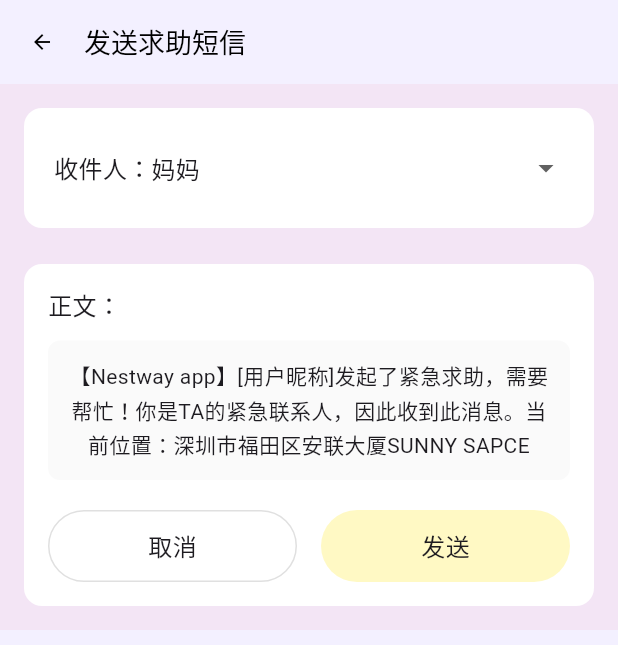
After one commit to xixixiFan/NestWay, a Flutter app: the SosPage screen opened by its route, after a tap on "共享位置给联系人", on a phone screen of 412 x 824 dp. The commit adds this screen. Shown: the top 645 px of the screen. Run offline on Flutter 3.47's test engine with Material 3 defaults, Android fonts, the phone set to English and light mode, and no system bars; our stand-ins replace video_player.

Commit message:
feat: 实现SOS功能模块
- 添加SOS红色按钮长按3秒触发110拨号功能
- 添加长按进度显示（圆形进度条和百分比）
- 添加确认对话框防止误触
- 实现拨号盘打开功能
- 添加发送求助消息页面
- 添加模拟通话对话框
- 优化页面导航逻辑
- 更新路由配置

```diff
--- /dev/null
+++ b/lib/pages/sos/send_sos_message_page.dart
@@ -0,0 +1,311 @@
+import 'package:flutter/material.dart';
+import '../../services/sos_service.dart';
+import '../../routes/app_routes.dart';
+
+class SendSosMessagePage extends StatefulWidget {
+  const SendSosMessagePage({super.key});
+
+  @override
+  State<SendSosMessagePage> createState() => _SendSosMessagePageState();
+}
+
+class _SendSosMessagePageState extends State<SendSosMessagePage> {
+  final SosService _sosService = SosService();
+  List<Map<String, dynamic>> _contacts = [];
+  int _selectedContactIndex = 0;
+  bool _isSending = false;
+
+  @override
+  void initState() {
+    super.initState();
+    _loadContacts();
+  }
+
+  void _loadContacts() {
+    _contacts = _sosService.getEmergencyContacts();
+    if (_contacts.isEmpty) {
+      _contacts = [
+        {'name': '紧急联系人1', 'phone': '13900000000'}
+      ];
+    }
+    setState(() {});
+  }
+
+  String _generateMessage() {
+    const nickname = '用户昵称';
+    const location = '深圳市福田区安联大厦SUNNY SAPCE';
+    return '【Nestway app】[$nickname]发起了紧急求助，需要帮忙！你是TA的紧急联系人，因此收到此消息。当前位置：$location';
+  }
+
+  Future<void> _sendMessage() async {
+    if (_isSending) return;
+
+    setState(() {
+      _isSending = true;
+    });
+
+    try {
+      await Future.delayed(const Duration(milliseconds: 800));
+
+      if (mounted) {
+        await _showSuccessDialog();
+        Navigator.pushNamedAndRemoveUntil(
+          context,
+          AppRoutes.sos,
+          (route) => false,
+        );
+      }
+    } catch (e) {
+      if (mounted) {
+        ScaffoldMessenger.of(context).showSnackBar(
+          const SnackBar(
+            content: Text('发送失败，请重试'),
+            backgroundColor: Colors.red,
+            duration: Duration(seconds: 2),
+          ),
+        );
+      }
+    } finally {
+      setState(() {
+        _isSending = false;
+      });
+    }
+  }
+
+  Future<void> _showSuccessDialog() async {
+    return showDialog(
+      context: context,
+      barrierDismissible: false,
+      builder: (BuildContext context) {
+        Future.delayed(const Duration(seconds: 2), () {
+          Navigator.of(context).pop();
+        });
+        return Dialog(
+          shape: RoundedRectangleBorder(
+            borderRadius: BorderRadius.circular(16),
+          ),
+          child: Container(
+            padding: const EdgeInsets.all(32),
+            child: Column(
+              mainAxisSize: MainAxisSize.min,
+              children: [
+                Container(
+                  width: 70,
+                  height: 70,
+                  decoration: BoxDecoration(
+                    color: const Color(0xFF4CAF50),
+                    shape: BoxShape.circle,
+                  ),
+                  child: const Icon(
+                    Icons.check,
+                    size: 40,
+                    color: Colors.white,
+                  ),
+                ),
+                const SizedBox(height: 20),
+                const Text(
+                  '发送成功！',
+                  style: TextStyle(
+                    fontSize: 28,
+                    fontWeight: FontWeight.bold,
+                  ),
+                ),
+              ],
+            ),
+          ),
+        );
+      },
+    );
+  }
+
+  void _cancel() {
+    Navigator.pop(context);
+  }
+
+  @override
+  Widget build(BuildContext context) {
+    return Scaffold(
+      appBar: AppBar(
+        leading: IconButton(
+          icon: const Icon(Icons.arrow_back, size: 16),
+          onPressed: _cancel,
+        ),
+        title: const Align(
+          alignment: Alignment.centerLeft,
+          child: Text(
+            '发送求助短信',
+            style: TextStyle(
+              fontSize: 18,
+              fontWeight: FontWeight.w400,
+            ),
+          ),
+        ),
+        centerTitle: false,
+        backgroundColor: Colors.transparent,
+        elevation: 0,
+        titleSpacing: 0,
+      ),
+      body: Container(
+        color: const Color(0xFFF3E5F5),
+        child: SafeArea(
+          child: SingleChildScrollView(
+            padding: const EdgeInsets.all(16),
+            child: Column(
+              children: [
+                Container(
+                  margin: const EdgeInsets.only(bottom: 24),
+                  decoration: BoxDecoration(
+                    color: Colors.white,
+                    borderRadius: BorderRadius.circular(12),
+                  ),
+                  padding: const EdgeInsets.symmetric(horizontal: 20, vertical: 16),
+                  child: Row(
+                    mainAxisAlignment: MainAxisAlignment.spaceBetween,
+                    children: [
+                      const Text(
+                        '收件人：',
+                        style: TextStyle(
+                          fontSize: 16,
+                          fontWeight: FontWeight.w500,
+                        ),
+                      ),
+                      Expanded(
+                        child: DropdownButtonHideUnderline(
+                          child: DropdownButton<String>(
+                            value: _contacts.isNotEmpty
+                                ? _contacts[_selectedContactIndex]['name']
+                                : '紧急联系人1',
+                            isExpanded: true,
+                            alignment: Alignment.centerRight,
+                            icon: const Icon(Icons.arrow_drop_down, size: 24),
+                            items: _contacts.map((contact) {
+                              return DropdownMenuItem<String>(
+                                value: contact['name'],
+                                child: Text(
+                                  contact['name'],
+                                  style: const TextStyle(fontSize: 16),
+                                ),
+                              );
+                            }).toList(),
+                            onChanged: (String? newValue) {
+                              setState(() {
+                                _selectedContactIndex = _contacts.indexWhere(
+                                  (c) => c['name'] == newValue,
+                                );
+                                if (_selectedContactIndex < 0) {
+                                  _selectedContactIndex = 0;
+                                }
+                              });
+                            },
+                          ),
+                        ),
+                      ),
+                    ],
+                  ),
+                ),
+                Container(
+                  decoration: BoxDecoration(
+                    color: Colors.white,
+                    borderRadius: BorderRadius.circular(12),
+                  ),
+                  padding: const EdgeInsets.all(16),
+                  child: Column(
+                    crossAxisAlignment: CrossAxisAlignment.start,
+                    children: [
+                      const Text(
+                        '正文：',
+                        style: TextStyle(
+                          fontSize: 16,
+                          fontWeight: FontWeight.w500,
+                        ),
+                      ),
+                      const SizedBox(height: 12),
+                      Container(
+                        padding: const EdgeInsets.all(12),
+                        decoration: BoxDecoration(
+                          color: const Color(0xFFFAFAFA),
+                          borderRadius: BorderRadius.circular(8),
+                        ),
+                        child: Text(
+                          _generateMessage(),
+                          style: const TextStyle(
+                            fontSize: 14,
+                            height: 1.6,
+                          ),
+                          textAlign: TextAlign.center,
+                        ),
+                      ),
+                      const SizedBox(height: 20),
+                      Row(
+                        children: [
+                          Expanded(
+                            child: InkWell(
+                              onTap: _cancel,
+                              borderRadius: BorderRadius.circular(24),
+                              child: Container(
+                                height: 48,
+                                decoration: BoxDecoration(
+                                  color: Colors.white,
+                                  borderRadius: BorderRadius.circular(24),
+                                  border: Border.all(
+                                    color: Colors.grey[300]!,
+                                    width: 1,
+                                  ),
+                                ),
+                                child: const Center(
+                                  child: Text(
+                                    '取消',
+                                    style: TextStyle(
+                                      fontSize: 16,
+                                      fontWeight: FontWeight.w500,
+                                    ),
+                                  ),
+                                ),
+                              ),
+                            ),
+                          ),
+                          const SizedBox(width: 16),
+                          Expanded(
+                            child: InkWell(
+                              onTap: _sendMessage,
+                              borderRadius: BorderRadius.circular(24),
+                              child: Container(
+                                height: 48,
+                                decoration: BoxDecoration(
+                                  color: const Color(0xFFFFF9C4),
+                                  borderRadius: BorderRadius.circular(24),
+                                ),
+                                child: Center(
+                                  child: _isSending
+                                      ? const SizedBox(
+                                          width: 20,
+                                          height: 20,
+                                          child: CircularProgressIndicator(
+                                            strokeWidth: 2,
+                                            color: Colors.black,
+                                          ),
+                                        )
+                                      : const Text(
+                                          '发送',
+                                          style: TextStyle(
+                                            fontSize: 16,
+                                            fontWeight: FontWeight.w500,
+                                          ),
+                                        ),
+                                ),
+                              ),
+                            ),
+                          ),
+                        ],
+                      ),
+                    ],
+                  ),
+                ),
+              ],
+            ),
+          ),
+        ),
+      ),
+    );
+  }
+}
--- a/lib/pages/sos/sos_page.dart
+++ b/lib/pages/sos/sos_page.dart
@@ -1,7 +1,10 @@
+import 'dart:async';
 import 'package:flutter/material.dart';
+import 'package:flutter/services.dart';
 import '../../widgets/risk_card.dart';
 import '../../widgets/app_bottom_nav.dart';
 import '../../widgets/video_player_dialog.dart';
+import '../../widgets/call_simulate_dialog.dart';
 import '../../services/sos_service.dart';
 import '../../routes/app_routes.dart';
 
@@ -16,6 +19,10 @@ class _SosPageState extends State<SosPage> {
   final SosService _sosService = SosService();
   bool _isLoading = false;
   String? _lastError;
+  Timer? _longPressTimer;
+  double _pressProgress = 0;
+  bool _isLongPressing = false;
+  static const _longPressDuration = Duration(seconds: 3);
 
   Future<void> _onSosTriggered() async {
     setState(() {
@@ -62,7 +69,116 @@ class _SosPageState extends State<SosPage> {
   }
 
   void _playAttentionVideo() {
-    VideoPlayerDialog.show(context, 'attention_video.mp4');
+    CallSimulateDialog.show(context);
+  }
+
+  void _startLongPress() {
+    setState(() {
+      _isLongPressing = true;
+      _pressProgress = 0;
+    });
+
+    final startTime = DateTime.now();
+    _longPressTimer = Timer.periodic(const Duration(milliseconds: 50), (timer) {
+      final elapsed = DateTime.now().difference(startTime);
+      final progress =
+          elapsed.inMilliseconds / _longPressDuration.inMilliseconds;
+
+      setState(() {
+        _pressProgress = progress.clamp(0.0, 1.0);
+      });
+
+      if (progress >= 1.0) {
+        timer.cancel();
+        _longPressTimer = null;
+        _onLongPressComplete();
+      }
+    });
+  }
+
+  void _cancelLongPress() {
+    _longPressTimer?.cancel();
+    _longPressTimer = null;
+    setState(() {
+      _isLongPressing = false;
+      _pressProgress = 0;
+    });
+  }
+
+  void _onLongPressComplete() {
+    setState(() {
+      _isLongPressing = false;
+      _pressProgress = 0;
+    });
+
+    showDialog(
+      context: context,
+      barrierDismissible: false,
+      builder: (BuildContext context) {
+        return AlertDialog(
+          title: const Text('确认拨打110'),
+          content: const Text('您确定要拨打110报警电话吗？请在拨号盘确认后再正式拨打。'),
+          actions: [
+            TextButton(
+              child: const Text('取消'),
+              onPressed: () {
+                Navigator.of(context).pop();
+              },
+            ),
+            ElevatedButton(
+              style: ElevatedButton.styleFrom(
+                backgroundColor: Colors.red,
+                foregroundColor: Colors.white,
+              ),
+              child: const Text('确认拨打'),
+              onPressed: () {
+                Navigator.of(context).pop();
+                _dial110();
+              },
+            ),
+          ],
+        );
+      },
+    );
+  }
+
+  Future<void> _dial110() async {
+    try {
+      const url = 'tel:110';
+      if (await canLaunchUrl(Uri.parse(url))) {
+        await launchUrl(Uri.parse(url));
+      } else {
+        const MethodChannel channel = MethodChannel('com.nestway/phone');
+        await channel.invokeMethod('makePhoneCall', {'phoneNumber': '110'});
+      }
+    } catch (e) {
+      if (mounted) {
+        ScaffoldMessenger.of(context).showSnackBar(
+          const SnackBar(
+            content: Text('无法拨打电话，请手动拨打110'),
+            backgroundColor: Colors.red,
+            duration: Duration(seconds: 3),
+          ),
+        );
+      }
+    }
+  }
+
+  Future<bool> canLaunchUrl(Uri url) async {
+    try {
+      return true;
+    } catch (e) {
+      return false;
+    }
+  }
+
+  Future<void> launchUrl(Uri url) async {
+    await launchUrlString(url.toString());
+  }
+
+  Future<void> launchUrlString(String url) async {
+    const MethodChannel channel = MethodChannel('com.nestway/phone');
+    await channel.invokeMethod('openDialer', {'phoneNumber': '110'});
   }
 
   @override
@@ -72,7 +188,11 @@ class _SosPageState extends State<SosPage> {
         leading: IconButton(
           icon: const Icon(Icons.arrow_back, size: 16),
           onPressed: () {
-            Navigator.pop(context);
+            Navigator.pushNamedAndRemoveUntil(
+              context,
+              AppRoutes.home,
+              (route) => false,
+            );
           },
         ),
         title: const Align(
@@ -118,17 +238,59 @@ class _SosPageState extends State<SosPage> {
                 padding: const EdgeInsets.symmetric(horizontal: 16),
                 child: Column(
                   children: [
-                    RiskCard(
-                      color: const Color(0xFFFF6B6B),
-                      title: '紧急报警',
-                      desc: '调起拨号盘 110',
-                      icon: Icons.phone,
+                    GestureDetector(
+                      onLongPressStart: (_) => _startLongPress(),
+                      onLongPressEnd: (_) => _cancelLongPress(),
+                      onLongPressCancel: _cancelLongPress,
+                      child: Stack(
+                        children: [
+                          RiskCard(
+                            color: const Color(0xFFFF6B6B),
+                            title: '紧急报警',
+                            desc: '长按3秒调起拨号盘 110',
+                            icon: Icons.phone,
+                          ),
+                          if (_isLongPressing)
+                            Positioned.fill(
+                              child: Container(
+                                decoration: BoxDecoration(
+                                  color: Colors.black.withOpacity(0.3),
+                                  borderRadius: BorderRadius.circular(16),
+                                ),
+                                child: Center(
+                                  child: Column(
+                                    mainAxisAlignment: MainAxisAlignment.center,
+                                    children: [
+                                      CircularProgressIndicator(
+                                        value: _pressProgress,
+                                        strokeWidth: 4,
+                                        color: Colors.white,
+                                      ),
+                                      const SizedBox(height: 8),
+                                      Text(
+                                        '${(_pressProgress * 100).toInt()}%',
+                                        style: const TextStyle(
+                                          color: Colors.white,
+                                          fontSize: 16,
+                                          fontWeight: FontWeight.bold,
+                                        ),
+                                      ),
+                                    ],
+                                  ),
+                                ),
+                              ),
+                            ),
+                        ],
+                      ),
                     ),
                     RiskCard(
                       color: const Color(0xFFFFD93D),
                       title: '共享位置给联系人',
                       desc: '发送位置 + 求助消息',
                       icon: Icons.location_on,
+                      onTap: () {
+                        Navigator.pushNamed(context, AppRoutes.sendSosMessage);
+                      },
                     ),
                     RiskCard(
                       color: const Color(0xFF4A90D9),
@@ -148,7 +310,11 @@ class _SosPageState extends State<SosPage> {
                   children: [
                     InkWell(
                       onTap: () {
-                        Navigator.pop(context);
+                        Navigator.pushNamedAndRemoveUntil(
+                          context,
+                          AppRoutes.home,
+                          (route) => false,
+                        );
                       },
                       borderRadius: BorderRadius.circular(48),
                       child: Container(
@@ -180,7 +346,11 @@ class _SosPageState extends State<SosPage> {
                     const SizedBox(width: 16),
                     InkWell(
                       onTap: () {
-                        Navigator.pop(context);
+                        Navigator.pushNamedAndRemoveUntil(
+                          context,
+                          AppRoutes.home,
+                          (route) => false,
+                        );
                       },
                       borderRadius: BorderRadius.circular(48),
                       child: Container(
--- a/lib/routes/app_routes.dart
+++ b/lib/routes/app_routes.dart
@@ -3,6 +3,7 @@ import 'package:flutter/material.dart';
 import '../pages/home/home_page.dart';
 import '../pages/sos/sos_page.dart';
 import '../pages/sos/sos_history_page.dart';
+import '../pages/sos/send_sos_message_page.dart';
 import '../pages/escort/escort_page.dart';
 import '../pages/escort/progress_page.dart';
 import '../pages/common/success_page.dart';
@@ -14,6 +15,7 @@ class AppRoutes {
   static const String home = '/';
   static const String sos = '/sos';
   static const String sosHistory = '/sos_history';
+  static const String sendSosMessage = '/send_sos_message';
   static const String escort = '/escort';
   static const String escortProgress = '/escort_progress';
   static const String success = '/success';
@@ -25,6 +27,7 @@ class AppRoutes {
     home: (context) => const HomePage(),
     sos: (context) => const SosPage(),
     sosHistory: (context) => const SosHistoryPage(),
+    sendSosMessage: (context) => const SendSosMessagePage(),
     escort: (context) => const EscortPage(),
     escortProgress: (context) => const ProgressPage(),
     success: (context) => const SuccessPage(),
```
Also changed, not shown: lib/widgets/call_simulate_dialog.dart (added, +109 -0 lines), 1 other file.
